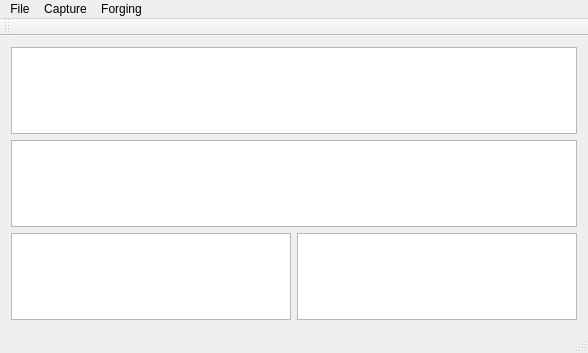
First picture: the form in mainwindow.ui, repository inso-/YellowShark, before the edit.
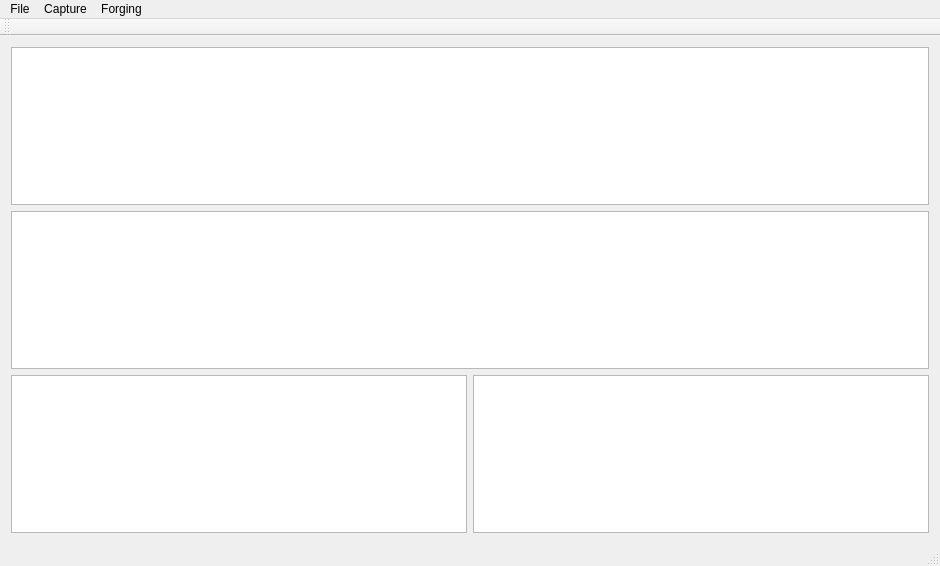
Second picture: the form after the edit.

What changed in the file:
```diff
--- a/mainwindow.ui
+++ b/mainwindow.ui
@@ -6,8 +6,8 @@
    <rect>
     <x>0</x>
     <y>0</y>
-    <width>588</width>
-    <height>353</height>
+    <width>940</width>
+    <height>566</height>
    </rect>
   </property>
   <property name="windowTitle">
@@ -50,7 +50,7 @@
     <rect>
      <x>0</x>
      <y>0</y>
-     <width>588</width>
+     <width>940</width>
      <height>29</height>
     </rect>
    </property>
```
